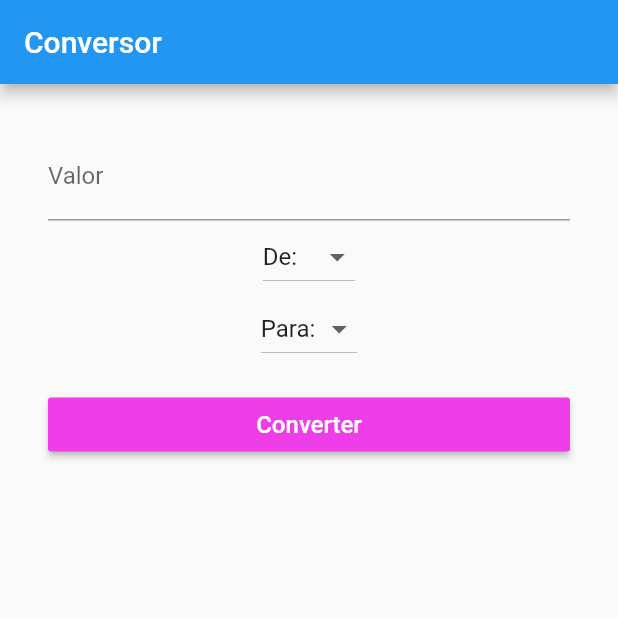
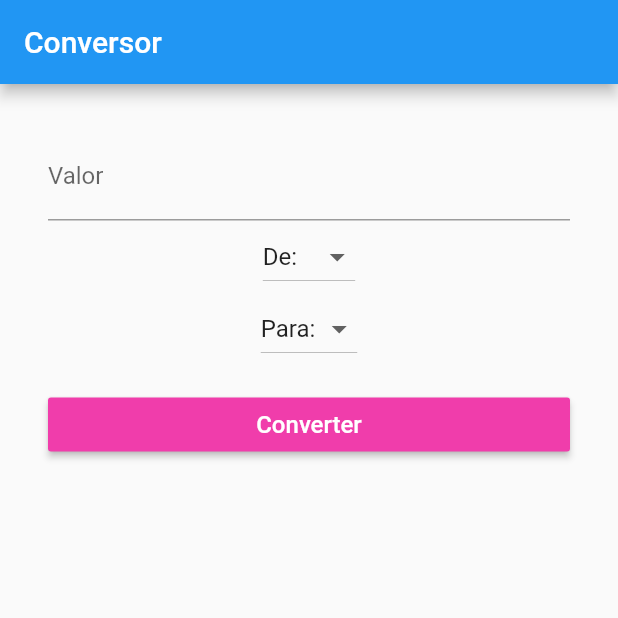
Before and after one commit to MobellaHs/Mobile, a Flutter app: the screen it shows after launch, on a phone screen of 412 x 824 dp, the top half of it. Run offline on Flutter 3.47's test engine with Material 2 defaults, Android fonts, the phone set to English and light mode, and no system bars.

```diff
--- a/app_8/lib/home.dart
+++ b/app_8/lib/home.dart
@@ -165,7 +165,7 @@ class _HomeState extends State<Home> {
       width: double.maxFinite,
       margin: EdgeInsets.only(top: 16),
       child: RaisedButton(
-        color: Color.fromARGB(255, 240, 61, 234),
+        color: Color.fromARGB(255, 240, 61, 171),
         child: Text('Converter',
             style: TextStyle(color: Colors.white, fontSize: 16)),
         onPressed: () {
```
